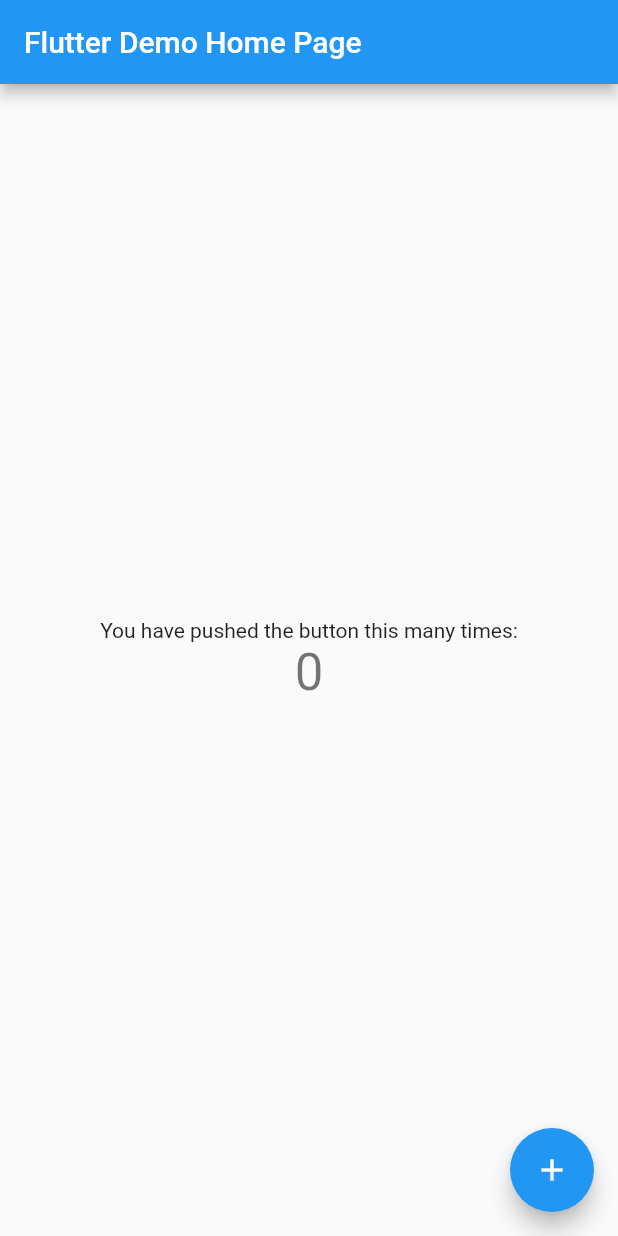
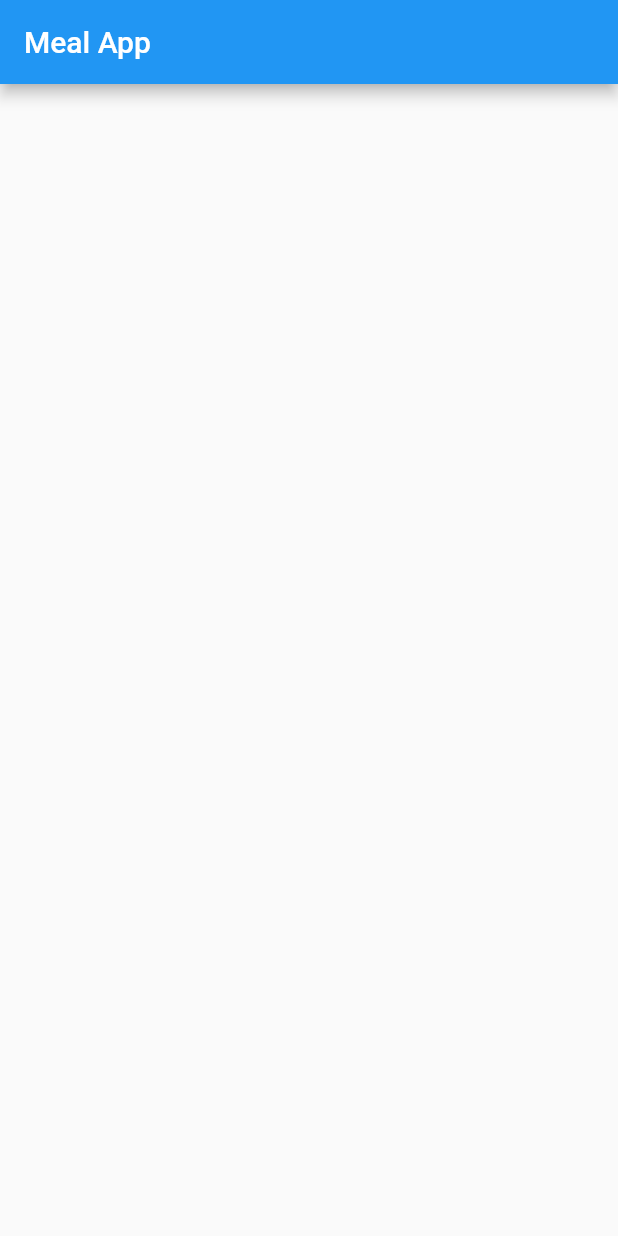
Before and after one commit to mo7ameda7med/meal_application, a Flutter app: the screen it shows after launch, on a phone screen of 412 x 824 dp. Run offline on Flutter 3.47's test engine with Material 2 defaults, Android fonts, the phone set to English and light mode, and no system bars.

Commit message:
add font

```diff
--- a/lib/main.dart
+++ b/lib/main.dart
@@ -1,67 +1,35 @@
 import 'package:flutter/material.dart';
 
-void main() {
-  runApp(MyApp());
-}
+void main() => runApp(MyApp());
 
 class MyApp extends StatelessWidget {
   // This widget is the root of your application.
   @override
   Widget build(BuildContext context) {
     return MaterialApp(
+      debugShowCheckedModeBanner: false,
       title: 'Flutter Demo',
       theme: ThemeData(
         primarySwatch: Colors.blue,
-        visualDensity: VisualDensity.adaptivePlatformDensity,
       ),
-      home: MyHomePage(title: 'Flutter Demo Home Page'),
+      home: MyHomePage(),
     );
   }
 }
 
 class MyHomePage extends StatefulWidget {
-  MyHomePage({Key key, this.title}) : super(key: key);
-
-  final String title;
-
   @override
   _MyHomePageState createState() => _MyHomePageState();
 }
 
 class _MyHomePageState extends State<MyHomePage> {
-  int _counter = 0;
-
-  void _incrementCounter() {
-    setState(() {
-      _counter++;
-    });
-  }
-
   @override
   Widget build(BuildContext context) {
     return Scaffold(
       appBar: AppBar(
-        title: Text(widget.title),
+        title: Text("Meal App"),
       ),
-      body: Center(
-        child: Column(
-          mainAxisAlignment: MainAxisAlignment.center,
-          children: <Widget>[
-            Text(
-              'You have pushed the button this many times:',
-            ),
-            Text(
-              '$_counter',
-              style: Theme.of(context).textTheme.headline4,
-            ),
-          ],
-        ),
-      ),
-      floatingActionButton: FloatingActionButton(
-        onPressed: _incrementCounter,
-        tooltip: 'Increment',
-        child: Icon(Icons.add),
-      ),
+      body: null,
     );
   }
 }
```
Also changed, not shown: pubspec.yaml (+17 -12 lines), assets/fonts/Raleway-Black.ttf (added), assets/fonts/Raleway-Bold.ttf (added), assets/fonts/Raleway-Regular.ttf (added), assets/fonts/RobotoCondensed-Bold.ttf (added), assets/fonts/RobotoCondensed-Italic.ttf (added), assets/fonts/RobotoCondensed-Light.ttf (added), assets/fonts/RobotoCondensed-Regular.ttf (added), lib/module/category.dart (added), 1 other file.
